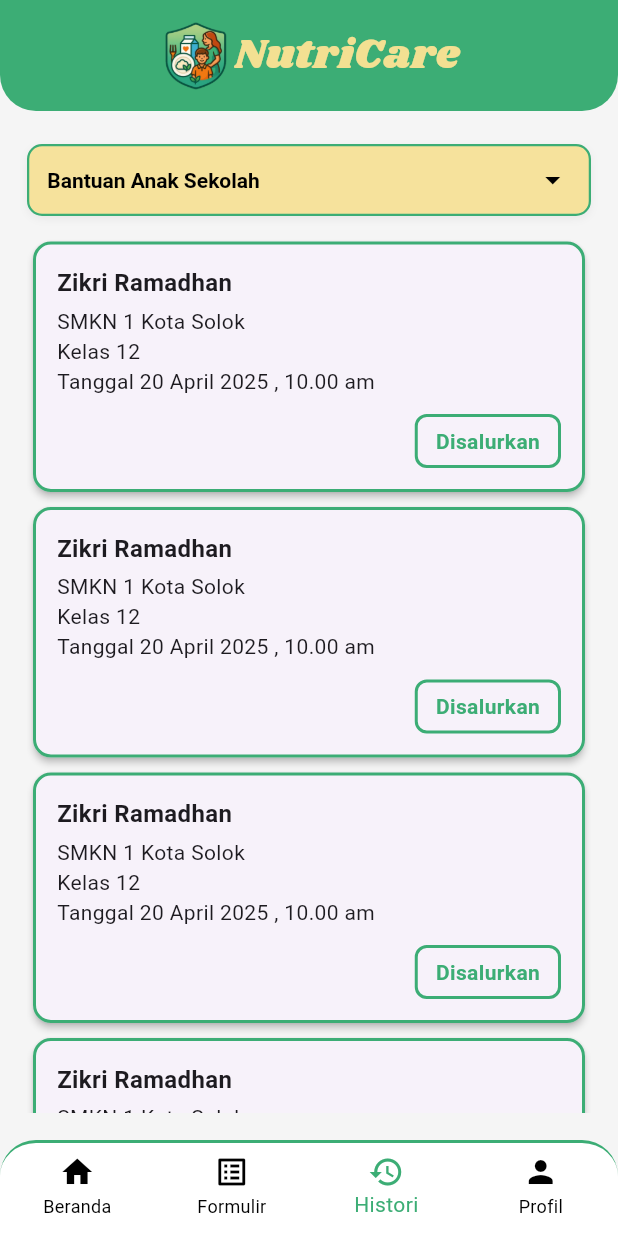
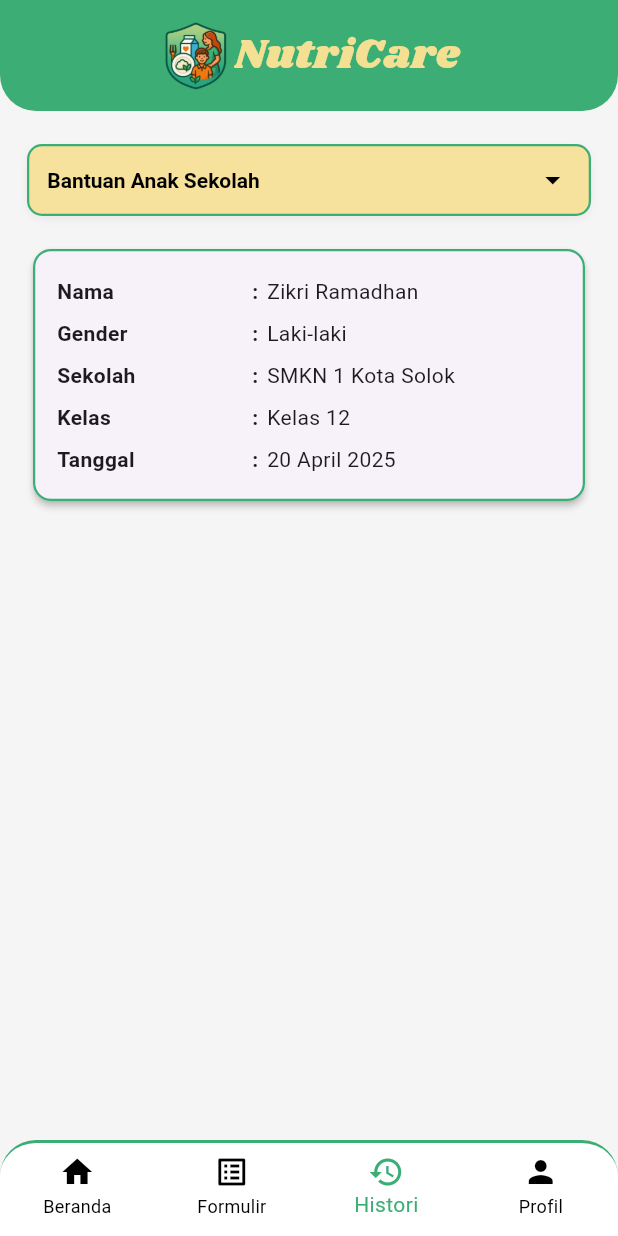
Before and after one commit to ipaddr/MPLJJ25-140-KEL-2, a Flutter app: the HistoriPage screen opened by its route, on a phone screen of 412 x 824 dp. Run offline on Flutter 3.47's test engine with Material 3 defaults, Android fonts, the light colour scheme and no system bars; our stand-ins replace fl_chart, table_calendar.

Commit message:
Update splash scree, formulir, histori, home

```diff
--- a/nutricare_app/analysis_options.yaml
+++ b/nutricare_app/analysis_options.yaml
@@ -7,6 +7,9 @@
 
 # The following line activates a set of recommended lints for Flutter apps,
 # packages, and plugins designed to encourage good coding practices.
+analyzer:
+  errors:
+    use_key_in_widget_constructors: ignore
 include: package:flutter_lints/flutter.yaml
 
 linter:
--- a/nutricare_app/lib/pages/auth/splash_screen.dart
+++ b/nutricare_app/lib/pages/auth/splash_screen.dart
@@ -29,15 +29,15 @@ class _SplashScreenState extends State<SplashScreen> {
             // Logo NutriCare
             Image.asset(
               'assets/images/logo.png',
-              width: 300,
-              height: 300,
+              width: 200,
+              height: 200,
             ),
             SizedBox(height: 0),
             Text(
               'NutriCare',
               style: TextStyle(
                 fontFamily: 'Shrikhand',
-                fontSize: 45,
+                fontSize: 30,
                 color: const Color(0xFFF3E092),
               ),
             ),
--- a/nutricare_app/lib/pages/histori.dart
+++ b/nutricare_app/lib/pages/histori.dart
@@ -1,7 +1,8 @@
 import 'package:flutter/material.dart';
 
-// ignore: use_key_in_widget_constructors
 class HistoriPage extends StatefulWidget {
+  const HistoriPage({super.key});
+
   @override
   // ignore: library_private_types_in_public_api
   _HistoriPageState createState() => _HistoriPageState();
@@ -16,15 +17,35 @@ class _HistoriPageState extends State<HistoriPage> {
     'Bantuan Ibu Hamil',
   ];
 
-  final List<Map<String, String>> historiData = List.generate(
-    4,
-    (index) => {
+  final List<Map<String, String>> historiData = [
+    {
+      'jenis': 'Bantuan Anak Sekolah',
       'nama': 'Zikri Ramadhan',
+      'gender': 'Laki-laki',
       'sekolah': 'SMKN 1 Kota Solok',
       'kelas': 'Kelas 12',
-      'tanggal': 'Tanggal 20 April 2025 , 10.00 am',
+      'tanggal': '20 April 2025',
     },
-  );
+    {
+      'jenis': 'Bantuan Balita',
+      'nama': 'Aqila Zahra',
+      'usia': '2 tahun',
+      'berat': '12 kg',
+      'tinggi': '85 cm',
+      'ortu': 'Rina Marlina',
+      'tanggal': '12 Mei 2025',
+    },
+    {
+      'jenis': 'Bantuan Ibu Hamil',
+      'nama': 'Sari Dewi',
+      'nik': '1234567890123456',
+      'usiaKehamilan': '28 minggu',
+      'alamat': 'Jl. Merpati No. 10',
+      'faskes': 'Puskesmas Harapan',
+      'telp': '081234567890',
+      'tanggal': '30 Mei 2025',
+    },
+  ];
 
   @override
   void initState() {
@@ -34,11 +55,14 @@ class _HistoriPageState extends State<HistoriPage> {
 
   @override
   Widget build(BuildContext context) {
+    final filteredData = historiData
+        .where((item) => item['jenis'] == selectedFilter)
+        .toList();
+
     return Scaffold(
       backgroundColor: const Color(0xFFF5F5F5),
       body: Column(
         children: [
-          // Header
           Container(
             width: double.infinity,
             padding: const EdgeInsets.symmetric(horizontal: 16, vertical: 12),
@@ -66,14 +90,12 @@ class _HistoriPageState extends State<HistoriPage> {
             ),
           ),
 
-          // Body content
           Expanded(
             child: Padding(
               padding: const EdgeInsets.fromLTRB(18, 22, 18, 18),
               child: Column(
                 crossAxisAlignment: CrossAxisAlignment.stretch,
                 children: [
-                  // Dropdown filter yang diperbaiki
                   Container(
                     height: 48,
                     padding: const EdgeInsets.symmetric(horizontal: 12),
@@ -94,10 +116,7 @@ class _HistoriPageState extends State<HistoriPage> {
                       child: DropdownButton<String>(
                         value: selectedFilter,
                         isExpanded: true,
-                        icon: const Icon(
-                          Icons.arrow_drop_down,
-                          color: Colors.black,
-                        ),
+                        icon: const Icon(Icons.arrow_drop_down, color: Colors.black),
                         style: const TextStyle(
                           fontSize: 14,
                           color: Colors.black,
@@ -110,78 +129,37 @@ class _HistoriPageState extends State<HistoriPage> {
                         },
                         dropdownColor: const Color(0xFFFFF8DC),
                         borderRadius: BorderRadius.circular(10),
-                        items:
-                            filters.map((String value) {
-                              return DropdownMenuItem<String>(
-                                value: value,
-                                child: Text(value),
-                              );
-                            }).toList(),
+                        items: filters.map((String value) {
+                          return DropdownMenuItem<String>(
+                            value: value,
+                            child: Text(value),
+                          );
+                        }).toList(),
                       ),
                     ),
                   ),
 
-                  const SizedBox(height: 12), // Jarak setelah filter
-                  // List histori
+                  const SizedBox(height: 12),
                   Expanded(
                     child: ListView.builder(
                       padding: const EdgeInsets.symmetric(horizontal: 0),
-                      itemCount: historiData.length,
+                      itemCount: filteredData.length,
                       itemBuilder: (context, index) {
-                        final item = historiData[index];
+                        final item = filteredData[index];
                         return Container(
-                          margin: const EdgeInsets.symmetric(vertical: 1),
+                          margin: const EdgeInsets.symmetric(vertical: 6),
                           child: Card(
                             shape: RoundedRectangleBorder(
                               borderRadius: BorderRadius.circular(12),
                               side: const BorderSide(
                                 color: Color(0xFF3CAD75),
-                                width: 2,
+                                width: 1.5,
                               ),
                             ),
                             elevation: 2,
                             child: Padding(
-                              padding: const EdgeInsets.all(16),
-                              child: Column(
-                                crossAxisAlignment: CrossAxisAlignment.start,
-                                children: [
-                                  Text(
-                                    item['nama']!,
-                                    style: const TextStyle(
-                                      fontWeight: FontWeight.bold,
-                                      fontSize: 16,
-                                    ),
-                                  ),
-                                  const SizedBox(height: 4),
-                                  Text(item['sekolah']!),
-                                  Text(item['kelas']!),
-                                  Text(item['tanggal']!),
-                                  const SizedBox(height: 12),
-                                  Align(
-                                    alignment: Alignment.bottomRight,
-                                    child: Container(
-                                      padding: const EdgeInsets.symmetric(
-                                        horizontal: 12,
-                                        vertical: 6,
-                                      ),
-                                      decoration: BoxDecoration(
-                                        border: Border.all(
-                                          color: Color(0xFF3CAD75),
-                                          width: 2,
-                                        ),
-                                        borderRadius: BorderRadius.circular(8),
-                                      ),
-                                      child: const Text(
-                                        'Disalurkan',
-                                        style: TextStyle(
-                                          color: Color(0xFF3CAD75),
-                                          fontWeight: FontWeight.bold,
-                                        ),
-                                      ),
-                                    ),
-                                  ),
-                                ],
-                              ),
+                              padding: const EdgeInsets.symmetric(horizontal: 16, vertical: 14),
+                              child: _buildCardContent(item),
                             ),
                           ),
                         );
@@ -195,7 +173,6 @@ class _HistoriPageState extends State<HistoriPage> {
         ],
       ),
 
-      // Bottom Navigation Bar
       bottomNavigationBar: Container(
         decoration: const BoxDecoration(
           border: Border(top: BorderSide(color: Color(0xFF3CAD75), width: 2)),
@@ -231,22 +208,76 @@ class _HistoriPageState extends State<HistoriPage> {
             },
             items: const [
               BottomNavigationBarItem(icon: Icon(Icons.home), label: 'Beranda'),
-              BottomNavigationBarItem(
-                icon: Icon(Icons.list_alt),
-                label: 'Formulir',
-              ),
-              BottomNavigationBarItem(
-                icon: Icon(Icons.history),
-                label: 'Histori',
-              ),
-              BottomNavigationBarItem(
-                icon: Icon(Icons.person),
-                label: 'Profil',
-              ),
+              BottomNavigationBarItem(icon: Icon(Icons.list_alt), label: 'Formulir'),
+              BottomNavigationBarItem(icon: Icon(Icons.history), label: 'Histori'),
+              BottomNavigationBarItem(icon: Icon(Icons.person), label: 'Profil'),
             ],
           ),
         ),
       ),
     );
   }
+
+  Widget _buildCardContent(Map<String, String> item) {
+    List<Widget> children = [];
+
+    void addField(String label, String? value) {
+      children.add(
+        Padding(
+          padding: const EdgeInsets.symmetric(vertical: 4),
+          child: Row(
+            crossAxisAlignment: CrossAxisAlignment.start,
+            children: [
+              SizedBox(
+                width: 130,
+                child: Text(
+                  label,
+                  style: const TextStyle(fontWeight: FontWeight.bold),
+                ),
+              ),
+              const SizedBox(
+                width: 10,
+                child: Text(":", style: TextStyle(fontWeight: FontWeight.bold)),
+              ),
+              Expanded(child: Text(value ?? '-')),
+            ],
+          ),
+        ),
+      );
+    }
+
+    switch (item['jenis']) {
+      case 'Bantuan Anak Sekolah':
+        addField('Nama', item['nama']);
+        addField('Gender', item['gender']);
+        addField('Sekolah', item['sekolah']);
+        addField('Kelas', item['kelas']);
+        addField('Tanggal', item['tanggal']);
+        break;
+      case 'Bantuan Balita':
+        addField('Nama', item['nama']);
+        addField('Usia', item['usia']);
+        addField('Berat Badan', item['berat']);
+        addField('Tinggi Badan', item['tinggi']);
+        addField('Nama Orang Tua', item['ortu']);
+        addField('Tanggal', item['tanggal']);
+        break;
+      case 'Bantuan Ibu Hamil':
+        addField('Nama', item['nama']);
+        addField('NIK', item['nik']);
+        addField('Usia Kehamilan', item['usiaKehamilan']);
+        addField('Alamat', item['alamat']);
+        addField('Faskes Dikunjungi', item['faskes']);
+        addField('No. Telepon', item['telp']);
+        addField('Tanggal', item['tanggal']);
+        break;
+      default:
+        children.add(const Text('Data tidak tersedia'));
+    }
+
+    return Column(
+      crossAxisAlignment: CrossAxisAlignment.start,
+      children: children,
+    );
+  }
 }
--- a/nutricare_app/lib/pages/home.dart
+++ b/nutricare_app/lib/pages/home.dart
@@ -17,7 +17,7 @@ class HomePage extends StatefulWidget {
 
 class _HomePageState extends State<HomePage> {
   final Map<DateTime, List<Map<String, String>>> _events = {
-    DateTime.utc(2025, 5, 20): [
+    DateTime.utc(2025, 6, 30): [
       {
         'lokasi': 'SDN 24 Selayo',
         'jam': '09:00–11:00',
```
Also changed, not shown: nutricare_app/lib/pages/formulir.dart (+117 -26 lines).
